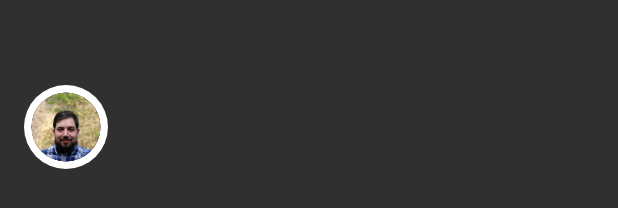
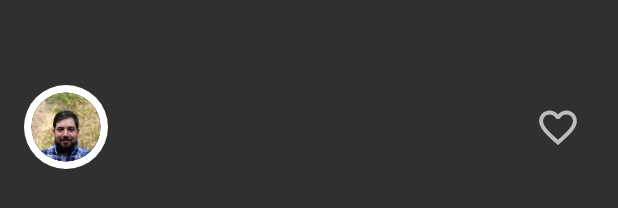
Before and after one commit to rsyd29/app_fooderlich, a Flutter app: the AuthorCard widget shown alone on an empty page, opened directly, on a phone screen of 412 x 824 dp. Shown: the part 491-699 px from the top of the screen. Run offline on Flutter 3.47's test engine with Material 2 defaults, Android fonts, the phone set to English and light mode, and no system bars; our stand-ins replace google_fonts.

Commit message:
Adding the IconButton widget

```diff
--- a/lib/author_card.dart
+++ b/lib/author_card.dart
@@ -22,7 +22,7 @@ class AuthorCard extends StatelessWidget {
     return Container(
       padding: const EdgeInsets.all(16),
       child: Row(
-        // TODO 3: add alignment
+        mainAxisAlignment: MainAxisAlignment.spaceBetween,
         children: [
           // 1. The inner Row groups the CircleImage and the author’s Text information.
           Row(
@@ -51,7 +51,21 @@ class AuthorCard extends StatelessWidget {
               ),
             ],
           ),
-          // TODO 2: add IconButton
+          IconButton(
+            // 4. Set the icon, size and color of the icon.
+            icon: const Icon(
+              Icons.favorite_border,
+            ),
+            iconSize: 30,
+            color: Colors.grey[400],
+            // 5. When the user presses the icon, display a snackbar.
+            onPressed: () {
+              const snackBar = SnackBar(
+                content: Text('Favorite Pressed'),
+              );
+              ScaffoldMessenger.of(context).showSnackBar(snackBar);
+            },
+          )
         ],
       ),
     );
```
